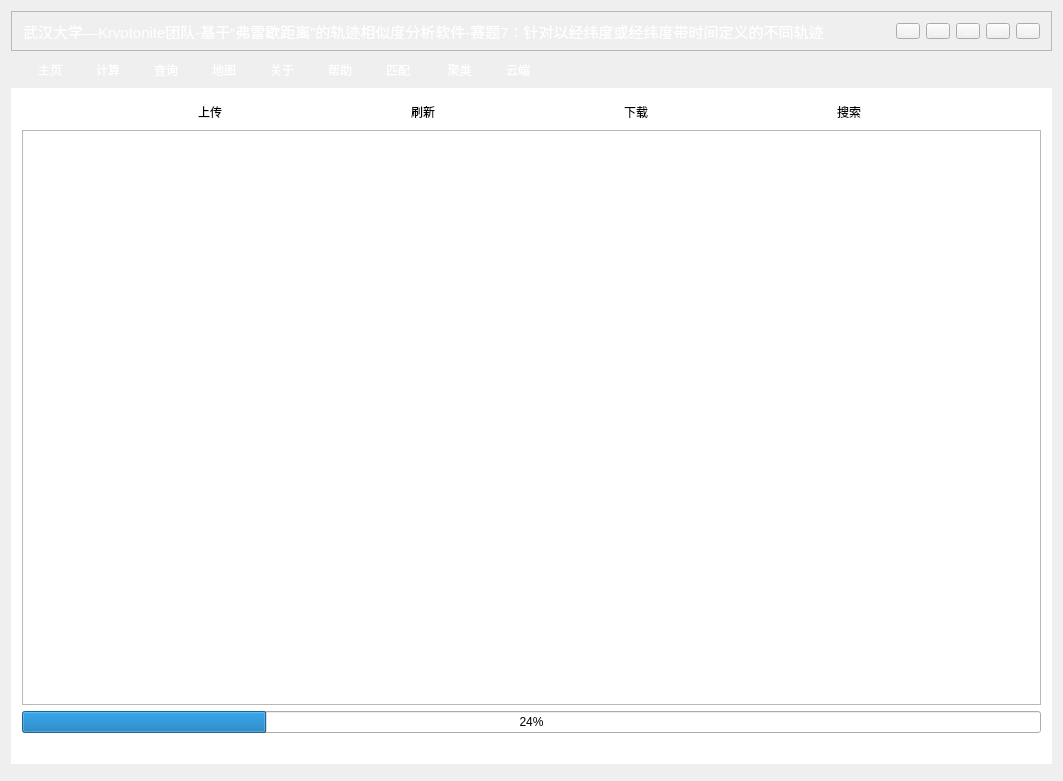
Before: the Qt Designer form main/mainwindow.ui in ZhangShurong/Trajectory-similarity, drawn with Qt 5.
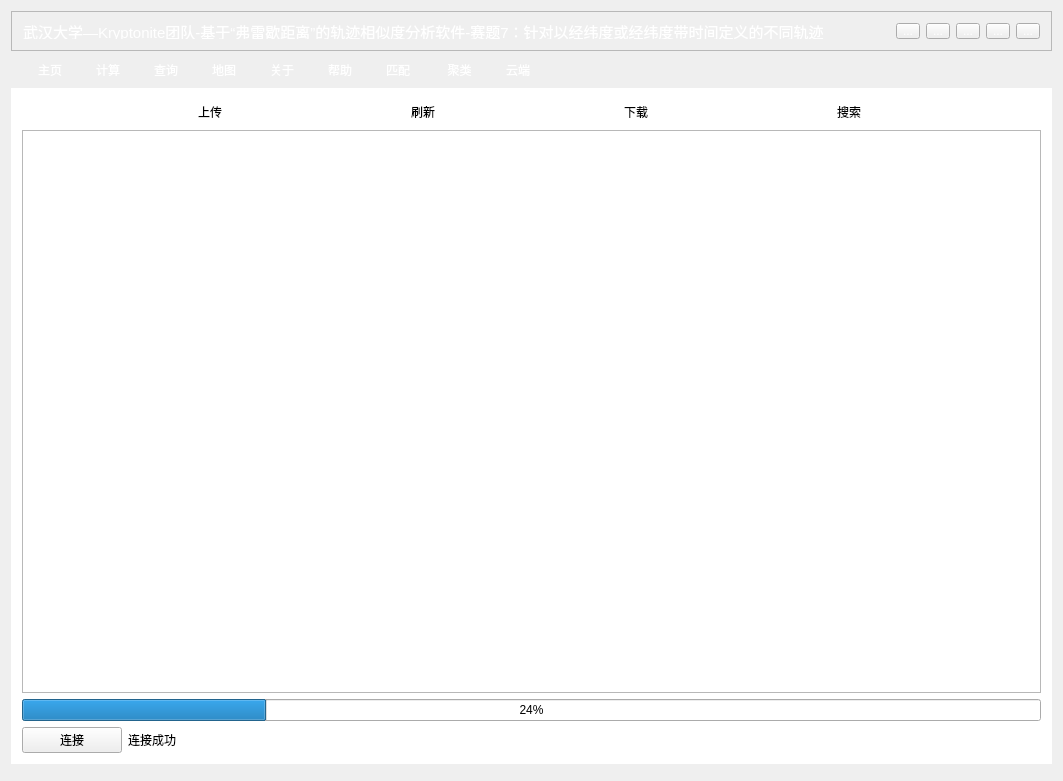
After: the same form once the commit is applied. Icons and pictures are not drawn. Custom widgets are drawn as their Qt base class.

```diff
--- a/main/mainwindow.ui
+++ b/main/mainwindow.ui
@@ -2117,8 +2117,6 @@
        </layout>
       </widget>
       <widget class="QWidget" name="page_20">
-       <layout class="QHBoxLayout" name="horizontalLayout_58">
-        <item>
          <layout class="QVBoxLayout" name="verticalLayout_25">
           <item>
            <layout class="QHBoxLayout" name="horizontalLayout_57">
@@ -2239,9 +2237,24 @@
            </widget>
           </item>
           <item>
+         <layout class="QHBoxLayout" name="horizontalLayout_58">
+          <item>
+           <widget class="QPushButton" name="connectPushBtn">
+            <property name="maximumSize">
+             <size>
+              <width>100</width>
+              <height>16777215</height>
+             </size>
+            </property>
+            <property name="text">
+             <string>连接</string>
+            </property>
+           </widget>
+          </item>
+          <item>
            <widget class="QLabel" name="serverInfo">
             <property name="text">
-             <string/>
+             <string>连接成功</string>
             </property>
            </widget>
           </item>
```
Lines whose indentation alone changed are shown as unchanged.
